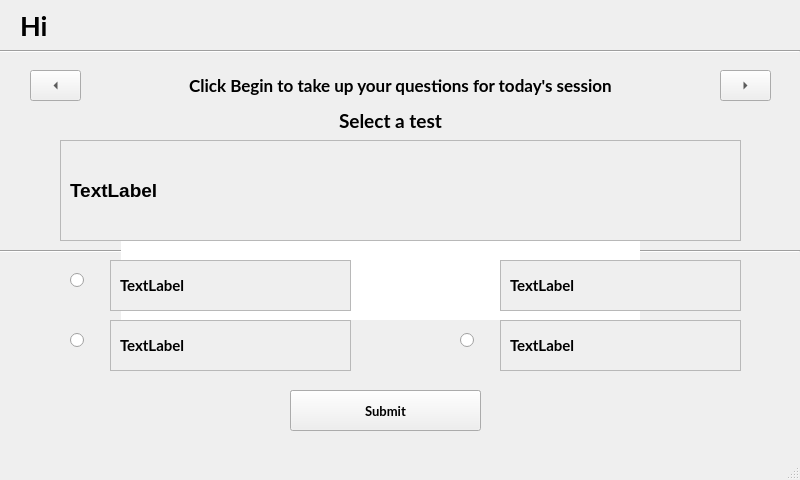
Old version of the form Client/questions.ui in the repository Shivakishore14/VCRS.
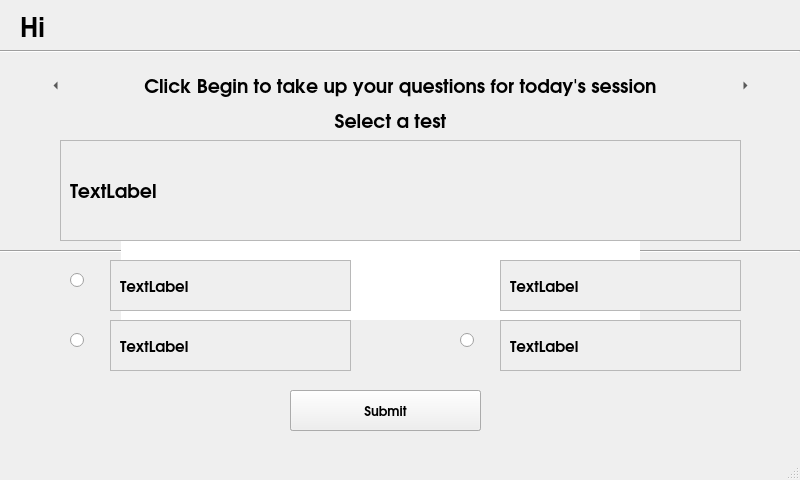
New version of the form.

Diff of the .ui file:
```diff
--- a/Client/questions.ui
+++ b/Client/questions.ui
@@ -25,7 +25,7 @@
     </property>
     <property name="font">
      <font>
-      <family>Lato</family>
+      <family>URW Gothic L</family>
       <pointsize>20</pointsize>
       <weight>75</weight>
       <bold>true</bold>
@@ -63,6 +63,9 @@
     <property name="text">
      <string>...</string>
     </property>
+    <property name="autoRaise">
+     <bool>true</bool>
+    </property>
     <property name="arrowType">
      <enum>Qt::LeftArrow</enum>
     </property>
@@ -78,8 +81,8 @@
     </property>
     <property name="font">
      <font>
-      <family>Lato</family>
-      <pointsize>13</pointsize>
+      <family>URW Gothic L</family>
+      <pointsize>14</pointsize>
       <weight>75</weight>
       <bold>true</bold>
      </font>
@@ -106,6 +109,9 @@
     <property name="text">
      <string>...</string>
     </property>
+    <property name="autoRaise">
+     <bool>true</bool>
+    </property>
     <property name="arrowType">
      <enum>Qt::RightArrow</enum>
     </property>
@@ -121,7 +127,7 @@
     </property>
     <property name="font">
      <font>
-      <family>Lato</family>
+      <family>URW Gothic L</family>
       <pointsize>14</pointsize>
       <weight>75</weight>
       <bold>true</bold>
@@ -212,7 +218,7 @@
       <x>290</x>
       <y>390</y>
       <width>191</width>
-      <height>31</height>
+      <height>41</height>
      </rect>
     </property>
     <property name="font">
@@ -237,7 +243,7 @@
     </property>
     <property name="font">
      <font>
-      <family>Lato</family>
+      <family>URW Gothic L</family>
       <pointsize>10</pointsize>
       <weight>75</weight>
       <italic>false</italic>
@@ -338,7 +344,7 @@
        <widget class="QLabel" name="label_4">
         <property name="font">
          <font>
-          <family>Lato</family>
+          <family>URW Gothic L</family>
           <pointsize>11</pointsize>
           <weight>75</weight>
           <bold>true</bold>
@@ -381,7 +387,7 @@
        <widget class="QLabel" name="label_5">
         <property name="font">
          <font>
-          <family>Lato</family>
+          <family>URW Gothic L</family>
           <pointsize>11</pointsize>
           <weight>75</weight>
           <bold>true</bold>
@@ -424,7 +430,7 @@
        <widget class="QLabel" name="label_6">
         <property name="font">
          <font>
-          <family>Lato</family>
+          <family>URW Gothic L</family>
           <pointsize>11</pointsize>
           <weight>75</weight>
           <bold>true</bold>
@@ -467,9 +473,10 @@
        <widget class="QLabel" name="label_7">
         <property name="font">
          <font>
-          <family>Lato</family>
+          <family>URW Gothic L</family>
           <pointsize>11</pointsize>
           <weight>75</weight>
+          <italic>false</italic>
           <bold>true</bold>
          </font>
         </property>
@@ -511,6 +518,9 @@
       <height>101</height>
      </rect>
     </property>
+    <property name="frameShadow">
+     <enum>QFrame::Plain</enum>
+    </property>
     <property name="widgetResizable">
      <bool>true</bool>
     </property>
@@ -528,7 +538,7 @@
        <widget class="QLabel" name="label3">
         <property name="font">
          <font>
-          <family>Ubuntu</family>
+          <family>URW Gothic L</family>
           <pointsize>14</pointsize>
           <weight>75</weight>
           <italic>false</italic>
```
Left out of the diff: 37 changed lines with no effect on the pictures.
